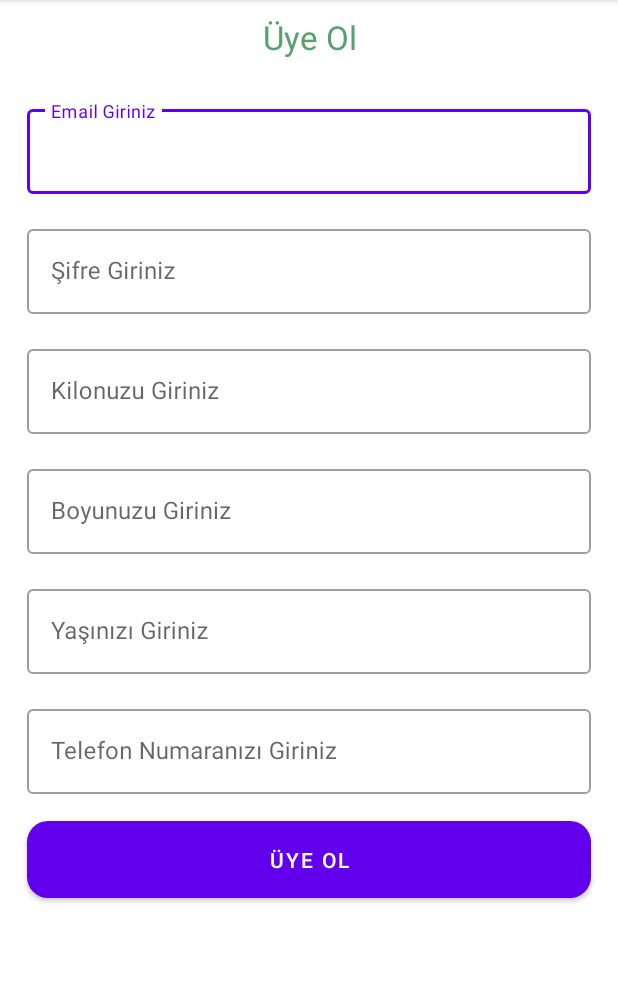
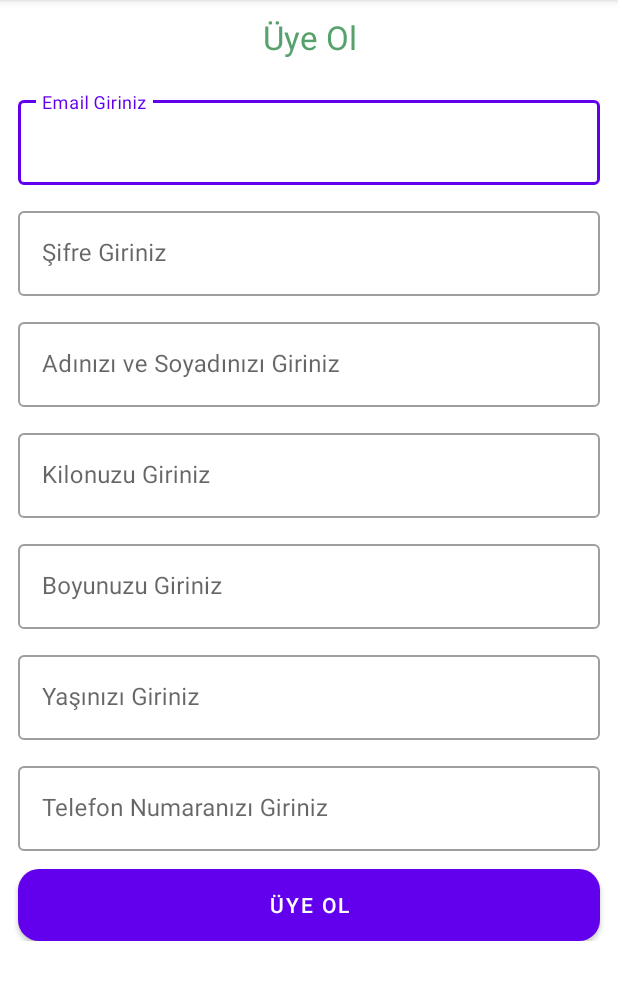
Before and after one commit to kocerenes/FamilyMedicineApp, an Android app: the fragment RegisterFragment shown on its own in the app's theme, on a phone screen of 412 x 824 dp, the part 84-1084 px from its top. Run offline under Robolectric (Android 15) with nearby library versions, the phone set to English and light mode, and no system bars.

Commit message:
Code refactoring

```diff
--- a/app/src/main/res/layout/fragment_register.xml
+++ b/app/src/main/res/layout/fragment_register.xml
@@ -7,6 +7,15 @@
     android:orientation="vertical"
     tools:context=".presentation.register.RegisterFragment">
 
+    <androidx.core.widget.NestedScrollView
+        android:layout_width="match_parent"
+        android:layout_height="match_parent">
+
+        <LinearLayout
+            android:layout_width="match_parent"
+            android:layout_height="match_parent"
+            android:orientation="vertical">
+
             <TextView
                 android:id="@+id/tvAppTitle"
                 android:layout_width="match_parent"
@@ -15,17 +24,14 @@
                 android:text="@string/tv_sign_up"
                 android:textColor="#56a16c"
                 android:textSize="@dimen/double_extra_large_size"
-        app:layout_constraintStart_toStartOf="parent"
-        app:layout_constraintTop_toTopOf="parent"
                 android:padding="@dimen/medium_padding"/>
-
             <com.google.android.material.textfield.TextInputLayout
+                style="@style/Widget.MaterialComponents.TextInputLayout.OutlinedBox"
                 android:layout_width="match_parent"
                 android:layout_height="wrap_content"
-        style="@style/Widget.MaterialComponents.TextInputLayout.OutlinedBox"
-        android:layout_marginLeft="@dimen/extra_large_margin"
-        android:layout_marginTop="@dimen/extra_large_margin"
-        android:layout_marginRight="@dimen/extra_large_margin"
+                android:layout_marginLeft="@dimen/medium_margin"
+                android:layout_marginTop="@dimen/medium_margin"
+                android:layout_marginRight="@dimen/medium_margin"
                 android:ems="10"
                 android:hint="@string/hint_et_email">
 
@@ -33,17 +39,17 @@
                     android:id="@+id/tvEmail"
                     android:layout_width="match_parent"
                     android:layout_height="wrap_content"
-            android:inputType="textEmailAddress"/>
+                    android:inputType="textEmailAddress" />
 
             </com.google.android.material.textfield.TextInputLayout>
 
             <com.google.android.material.textfield.TextInputLayout
+                style="@style/Widget.MaterialComponents.TextInputLayout.OutlinedBox"
                 android:layout_width="match_parent"
                 android:layout_height="wrap_content"
-        style="@style/Widget.MaterialComponents.TextInputLayout.OutlinedBox"
-        android:layout_marginLeft="@dimen/extra_large_margin"
-        android:layout_marginTop="@dimen/extra_large_margin"
-        android:layout_marginRight="@dimen/extra_large_margin"
+                android:layout_marginLeft="@dimen/medium_margin"
+                android:layout_marginTop="@dimen/medium_margin"
+                android:layout_marginRight="@dimen/medium_margin"
                 android:ems="10"
                 android:hint="@string/hint_et_password">
 
@@ -51,16 +57,34 @@
                     android:id="@+id/tvPassword"
                     android:layout_width="match_parent"
                     android:layout_height="wrap_content"
-            android:inputType="textPassword"/>
+                    android:inputType="textPassword" />
             </com.google.android.material.textfield.TextInputLayout>
 
             <com.google.android.material.textfield.TextInputLayout
+                style="@style/Widget.MaterialComponents.TextInputLayout.OutlinedBox"
                 android:layout_width="match_parent"
                 android:layout_height="wrap_content"
+                android:layout_marginLeft="@dimen/medium_margin"
+                android:layout_marginTop="@dimen/medium_margin"
+                android:layout_marginRight="@dimen/medium_margin"
+                android:ems="10"
+                android:hint="@string/hint_tv_name">
+
+                <com.google.android.material.textfield.TextInputEditText
+                    android:id="@+id/tvName"
+                    android:layout_width="match_parent"
+                    android:layout_height="wrap_content"
+                    android:inputType="text" />
+
+            </com.google.android.material.textfield.TextInputLayout>
+
+            <com.google.android.material.textfield.TextInputLayout
                 style="@style/Widget.MaterialComponents.TextInputLayout.OutlinedBox"
-        android:layout_marginLeft="@dimen/extra_large_margin"
-        android:layout_marginTop="@dimen/extra_large_margin"
-        android:layout_marginRight="@dimen/extra_large_margin"
+                android:layout_width="match_parent"
+                android:layout_height="wrap_content"
+                android:layout_marginLeft="@dimen/medium_margin"
+                android:layout_marginTop="@dimen/medium_margin"
+                android:layout_marginRight="@dimen/medium_margin"
                 android:ems="10"
                 android:hint="@string/hint_et_weight">
 
@@ -68,16 +92,16 @@
                     android:id="@+id/tvWeight"
                     android:layout_width="match_parent"
                     android:layout_height="wrap_content"
-            android:inputType="text"/>
+                    android:inputType="text" />
             </com.google.android.material.textfield.TextInputLayout>
 
             <com.google.android.material.textfield.TextInputLayout
+                style="@style/Widget.MaterialComponents.TextInputLayout.OutlinedBox"
                 android:layout_width="match_parent"
                 android:layout_height="wrap_content"
-        style="@style/Widget.MaterialComponents.TextInputLayout.OutlinedBox"
-        android:layout_marginLeft="@dimen/extra_large_margin"
-        android:layout_marginTop="@dimen/extra_large_margin"
-        android:layout_marginRight="@dimen/extra_large_margin"
+                android:layout_marginLeft="@dimen/medium_margin"
+                android:layout_marginTop="@dimen/medium_margin"
+                android:layout_marginRight="@dimen/medium_margin"
                 android:ems="10"
                 android:hint="@string/hint_et_size">
 
@@ -85,16 +109,16 @@
                     android:id="@+id/tvSize"
                     android:layout_width="match_parent"
                     android:layout_height="wrap_content"
-            android:inputType="text"/>
+                    android:inputType="text" />
             </com.google.android.material.textfield.TextInputLayout>
 
             <com.google.android.material.textfield.TextInputLayout
+                style="@style/Widget.MaterialComponents.TextInputLayout.OutlinedBox"
                 android:layout_width="match_parent"
                 android:layout_height="wrap_content"
-        style="@style/Widget.MaterialComponents.TextInputLayout.OutlinedBox"
-        android:layout_marginLeft="@dimen/extra_large_margin"
-        android:layout_marginTop="@dimen/extra_large_margin"
-        android:layout_marginRight="@dimen/extra_large_margin"
+                android:layout_marginLeft="@dimen/medium_margin"
+                android:layout_marginTop="@dimen/medium_margin"
+                android:layout_marginRight="@dimen/medium_margin"
                 android:ems="10"
                 android:hint="@string/hint_et_age">
 
@@ -102,16 +126,16 @@
                     android:id="@+id/tvAge"
                     android:layout_width="match_parent"
                     android:layout_height="wrap_content"
-            android:inputType="text"/>
+                    android:inputType="text" />
             </com.google.android.material.textfield.TextInputLayout>
 
             <com.google.android.material.textfield.TextInputLayout
+                style="@style/Widget.MaterialComponents.TextInputLayout.OutlinedBox"
                 android:layout_width="match_parent"
                 android:layout_height="wrap_content"
-        style="@style/Widget.MaterialComponents.TextInputLayout.OutlinedBox"
-        android:layout_marginLeft="@dimen/extra_large_margin"
-        android:layout_marginTop="@dimen/extra_large_margin"
-        android:layout_marginRight="@dimen/extra_large_margin"
+                android:layout_marginLeft="@dimen/medium_margin"
+                android:layout_marginTop="@dimen/medium_margin"
+                android:layout_marginRight="@dimen/medium_margin"
                 android:ems="10"
                 android:hint="@string/hint_et_phone_number">
 
@@ -119,18 +143,20 @@
                     android:id="@+id/tvPhoneNumber"
                     android:layout_width="match_parent"
                     android:layout_height="wrap_content"
-            android:inputType="text"/>
+                    android:inputType="text" />
             </com.google.android.material.textfield.TextInputLayout>
 
             <Button
                 android:id="@+id/btnLogin"
                 android:layout_width="match_parent"
                 android:layout_height="wrap_content"
-        android:layout_marginLeft="@dimen/extra_large_margin"
-        android:layout_marginTop="@dimen/extra_large_margin"
-        android:layout_marginRight="@dimen/extra_large_margin"
+                android:layout_marginLeft="@dimen/medium_margin"
+                android:layout_marginTop="@dimen/medium_margin"
+                android:layout_marginRight="@dimen/medium_margin"
+                android:background="@drawable/rounded_login"
                 android:backgroundTint="#56a16c"
-        android:padding="@dimen/medium_padding"
-        android:text="@string/tv_sign_up"
-        android:background="@drawable/rounded_login"/>
+                android:padding="@dimen/small_padding"
+                android:text="@string/tv_sign_up" />
         </LinearLayout>
+    </androidx.core.widget.NestedScrollView>
+</LinearLayout>
--- a/app/src/main/res/values/strings.xml
+++ b/app/src/main/res/values/strings.xml
@@ -24,4 +24,5 @@
     <string name="btn_login">Giriş Yap</string>
     <string name="tv_ask">Henüz üye olmadınız mı?</string>
     <string name="tv_sign_up">Üye Ol</string>
+    <string name="hint_tv_name">Adınızı ve Soyadınızı Giriniz</string>
 </resources>
```
Lines whose indentation alone changed are shown as unchanged.
